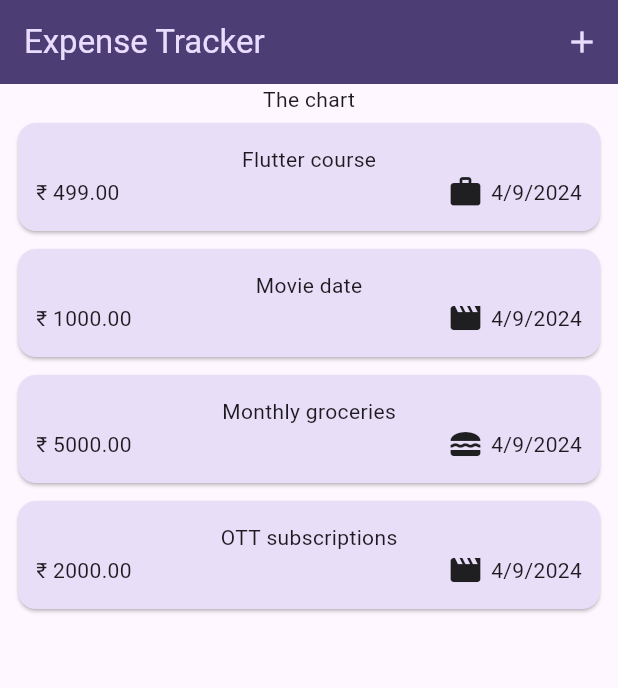
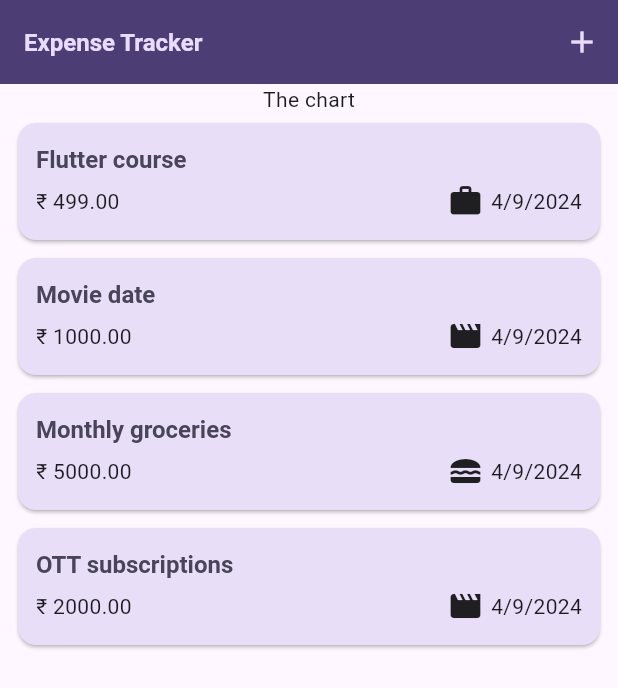
Before and after one commit to MaheshB77/second_app, a Flutter app: the screen it shows after launch, on a phone screen of 412 x 824 dp. Shown: the top 688 px of the screen. Run offline on Flutter 3.47's test engine with Material 3 defaults, Android fonts, the phone set to English and light mode, and no system bars; our stand-ins replace google_fonts.

Commit message:
Tweaked some stylings

```diff
--- a/lib/expense_tracker/components/expense_item.dart
+++ b/lib/expense_tracker/components/expense_item.dart
@@ -1,5 +1,6 @@
 import 'package:flutter/material.dart';
 import 'package:second_app/expense_tracker/models/Expense.dart';
+import 'package:second_app/shared/widgets/spacing.dart';
 
 class ExpenseItem extends StatelessWidget {
   final Expense expense;
@@ -11,8 +12,13 @@ class ExpenseItem extends StatelessWidget {
       child: Padding(
         padding: const EdgeInsets.symmetric(horizontal: 12, vertical: 14),
         child: Column(
+          crossAxisAlignment: CrossAxisAlignment.start,
           children: [
-            Text(expense.title),
+            Text(
+              expense.title,
+              style: Theme.of(context).textTheme.titleLarge,
+            ),
+            verticalSpace(6),
             Row(
               children: [
                 Text('₹ ${expense.amount.toStringAsFixed(2)}'),
--- a/lib/expense_tracker/components/expenses_list.dart
+++ b/lib/expense_tracker/components/expenses_list.dart
@@ -16,6 +16,10 @@ class ExpensesList extends StatelessWidget {
     return ListView.builder(
       itemCount: expenses.length,
       itemBuilder: (ctx, index) => Dismissible(
+        background: Container(
+          color: Theme.of(context).colorScheme.error,
+          margin: Theme.of(context).cardTheme.margin,
+        ),
         key: ValueKey(expenses[index]),
         child: ExpenseItem(expenses[index]),
         onDismissed: (direction) {
--- a/lib/theme/app_theme.dart
+++ b/lib/theme/app_theme.dart
@@ -19,7 +19,13 @@ var appTheme = ThemeData().copyWith(
       backgroundColor: colorScheme.primaryContainer,
     ),
   ),
-  textTheme: GoogleFonts.robotoTextTheme(),
+  textTheme: GoogleFonts.robotoTextTheme().copyWith(
+    titleLarge: TextStyle(
+      fontWeight: FontWeight.bold,
+      color: colorScheme.onSecondaryContainer,
+      fontSize: 16,
+    ),
+  ),
 );
 
 var colorScheme = ColorScheme.fromSeed(
```
